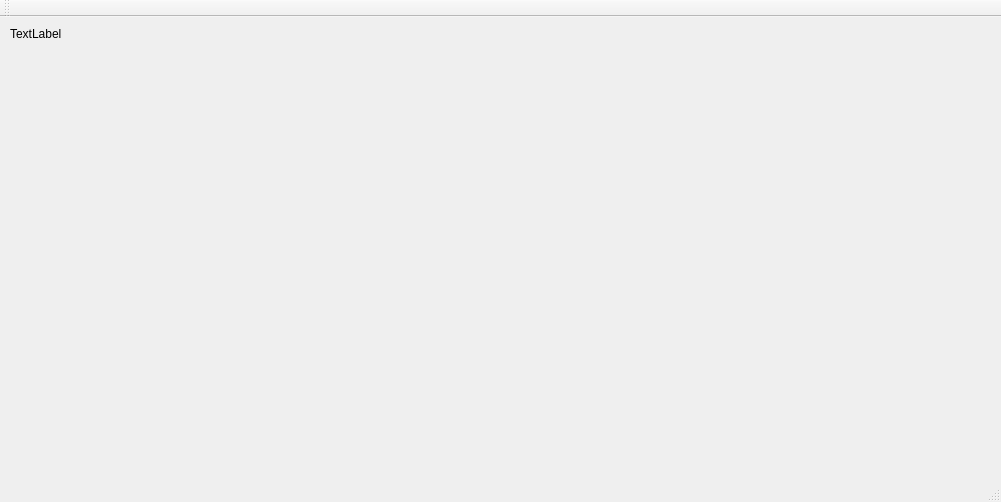
Above: other/analyzer/analyzer.ui from etoestja/inf before the change. Below: the same form after it.
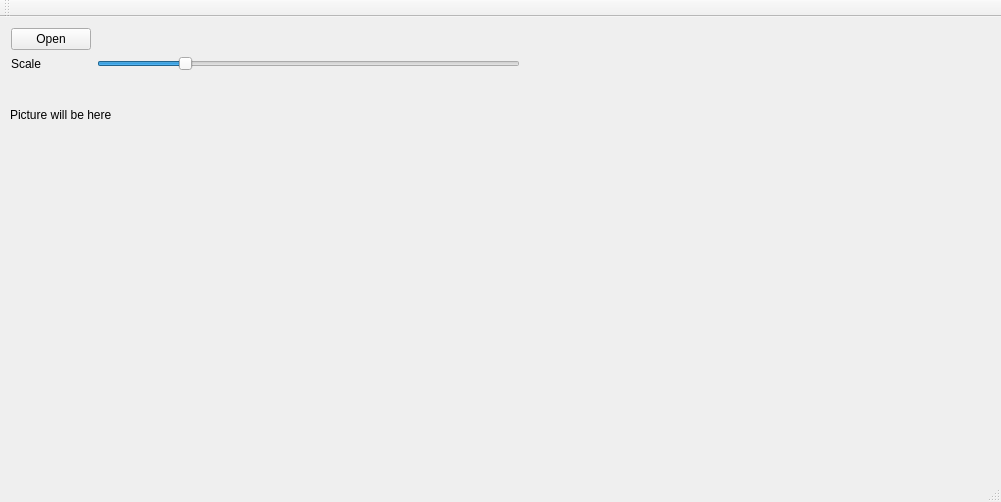
That is the form after the change.

Commit message: analyzer upd

Patch:
```diff
--- a/other/analyzer/analyzer.ui
+++ b/other/analyzer/analyzer.ui
@@ -18,15 +18,73 @@
     <property name="geometry">
      <rect>
       <x>10</x>
-      <y>10</y>
-      <width>54</width>
-      <height>13</height>
+      <y>90</y>
+      <width>141</width>
+      <height>16</height>
      </rect>
     </property>
     <property name="text">
-     <string>TextLabel</string>
+     <string>Picture will be here</string>
     </property>
    </widget>
+   <widget class="QWidget" name="formLayoutWidget">
+    <property name="geometry">
+     <rect>
+      <x>0</x>
+      <y>0</y>
+      <width>531</width>
+      <height>80</height>
+     </rect>
+    </property>
+    <layout class="QFormLayout" name="formLayout">
+     <item row="0" column="0">
+      <widget class="QPushButton" name="pushButton">
+       <property name="text">
+        <string>Open</string>
+       </property>
+      </widget>
+     </item>
+     <item row="0" column="1">
+      <widget class="QLabel" name="path">
+       <property name="text">
+        <string/>
+       </property>
+      </widget>
+     </item>
+     <item row="1" column="0">
+      <widget class="QLabel" name="scale">
+       <property name="text">
+        <string>Scale</string>
+       </property>
+      </widget>
+     </item>
+     <item row="1" column="1">
+      <widget class="QSlider" name="horizontalSlider">
+       <property name="minimum">
+        <number>1</number>
+       </property>
+       <property name="maximum">
+        <number>500</number>
+       </property>
+       <property name="singleStep">
+        <number>10</number>
+       </property>
+       <property name="pageStep">
+        <number>100</number>
+       </property>
+       <property name="value">
+        <number>100</number>
+       </property>
+       <property name="orientation">
+        <enum>Qt::Horizontal</enum>
+       </property>
+       <property name="tickPosition">
+        <enum>QSlider::NoTicks</enum>
+       </property>
+      </widget>
+     </item>
+    </layout>
+   </widget>
   </widget>
   <widget class="QMenuBar" name="menuBar">
    <property name="geometry">
```
The commit also changes 4 other files.
